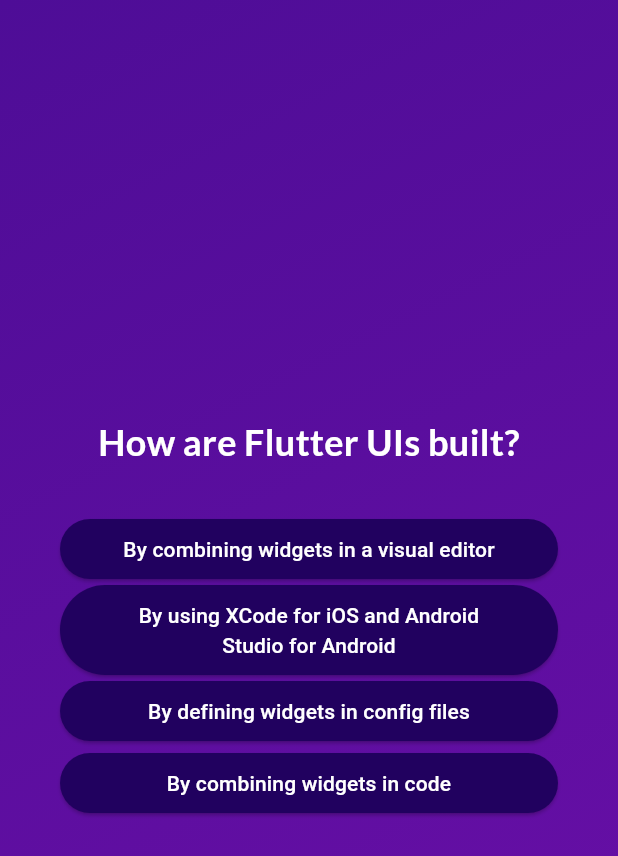
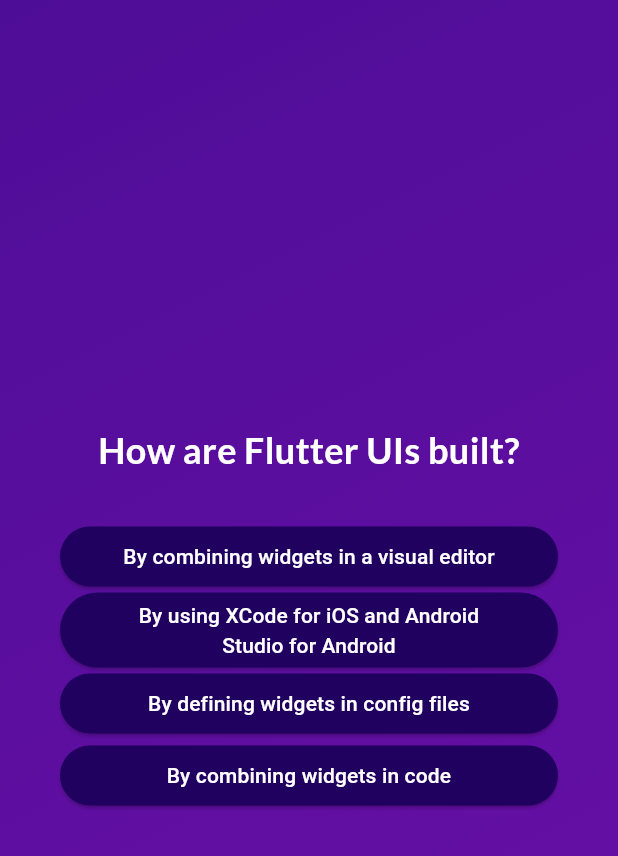
Before and after one commit to PhBouzid/quiz_app, a Flutter app: the screen it shows after launch, after a tap on "Start Quiz", after a tap on "Components", on a phone screen of 412 x 824 dp. Shown: the top 856 px of the screen. Run offline on Flutter 3.47's test engine with Material 3 defaults, Android fonts, the phone set to English and light mode, and no system bars; our stand-ins replace google_fonts.

Commit message:
make final fix

```diff
--- a/lib/widgets/answer_button.dart
+++ b/lib/widgets/answer_button.dart
@@ -12,7 +12,7 @@ class AnswerButton extends StatelessWidget {
     return ElevatedButton(
       onPressed: () => onPressed(),
       style: ElevatedButton.styleFrom(
-        padding: const EdgeInsets.symmetric(horizontal: 40, vertical: 10),
+        padding: const EdgeInsets.symmetric(horizontal: 40, vertical: 5),
         backgroundColor: const Color.fromARGB(255, 33, 1, 95),
         foregroundColor: Colors.white,
         shape: RoundedRectangleBorder(
```
